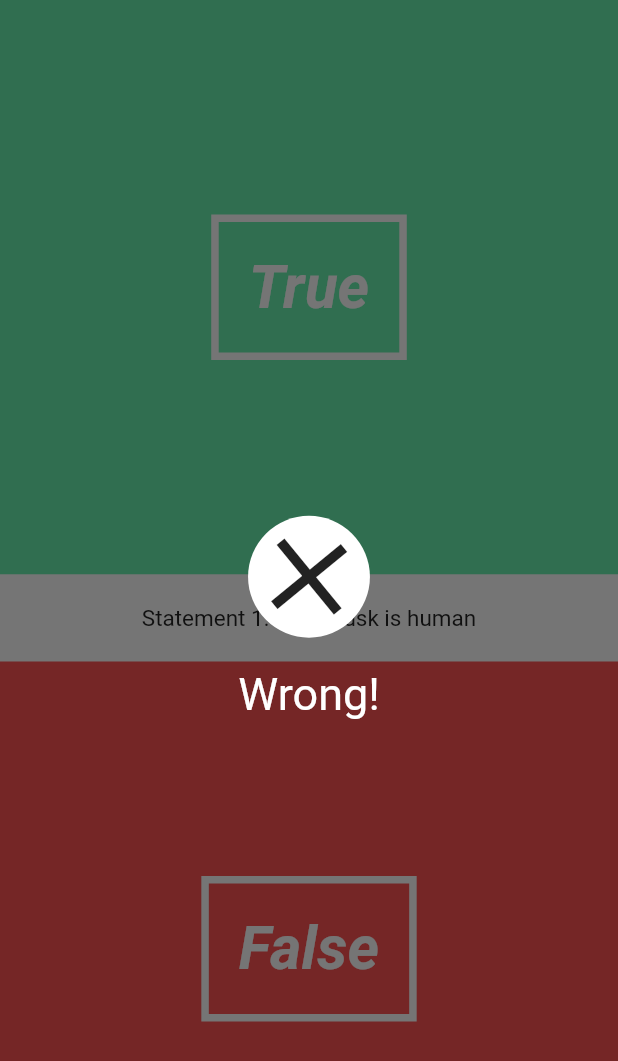
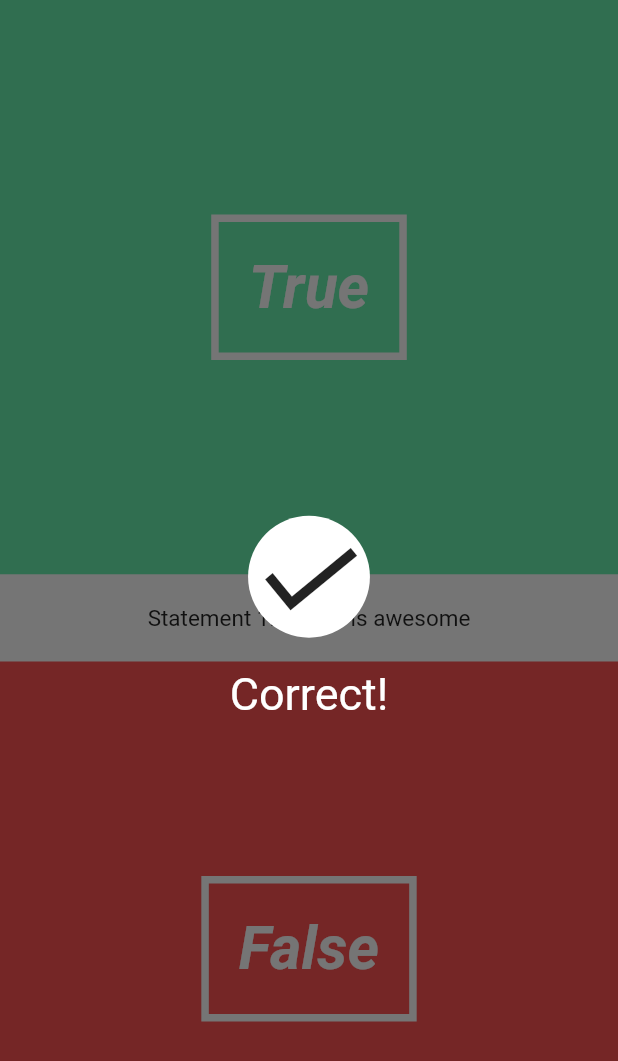
Before and after one commit to K3RTTAMM/Quizzy, a Flutter app: the QuizPage widget shown alone on an empty page, opened directly, after a tap on "True", on a phone screen of 412 x 824 dp. Shown: the top 1061 px of the screen. Run offline on Flutter 3.47's test engine with Material 2 defaults, Android fonts, the phone set to English and light mode, and no system bars.

Commit message:
Changes to pages

```diff
--- a/lib/pages/quiz_page.dart
+++ b/lib/pages/quiz_page.dart
@@ -1,12 +1,9 @@
 import 'package:flutter/material.dart';
-
 import '../utils/question.dart';
 import '../utils/quiz.dart';
-
 import '../UI/answer_button.dart';
 import '../UI/question_text.dart';
 import '../UI/correct_wrong_overlay.dart';
-
 import './score_page.dart';
 
 class QuizPage extends StatefulWidget {
@@ -20,7 +17,9 @@ class QuizPageState extends State<QuizPage> {
   Quiz quiz = new Quiz([
     new Question("Elon Musk is human", false),
     new Question("Pizza is healthy", false),
-    new Question("Flutter is awesome", true)
+    new Question("Flutter is awesome", true),
+    new Question("Flutter is awesome", true),
+    new Question("Flutter is awesome", true),
   ]);
   String questionText;
   int questionNumber;
```
Also changed, not shown: lib/pages/score_page.dart (+6 -6 lines).
